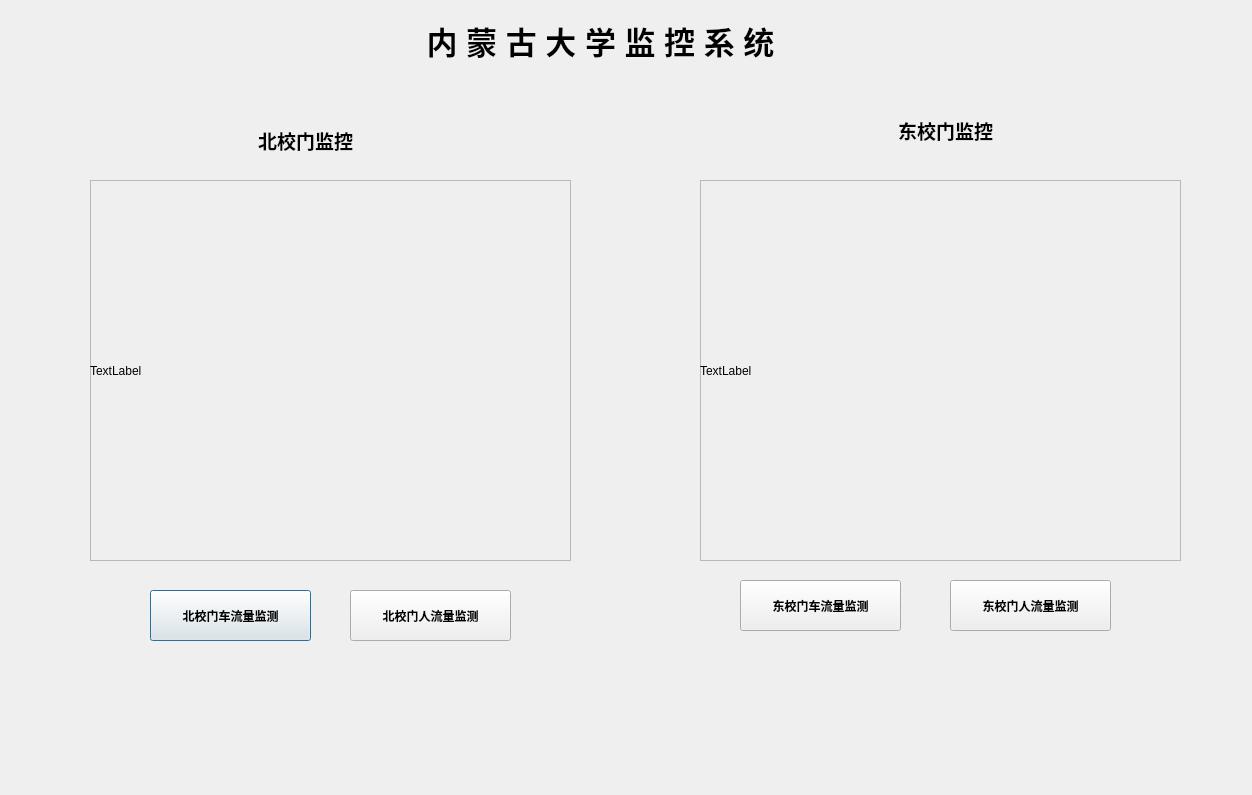
Old version of the form app/mdui.ui in the repository LHR030/monitor.
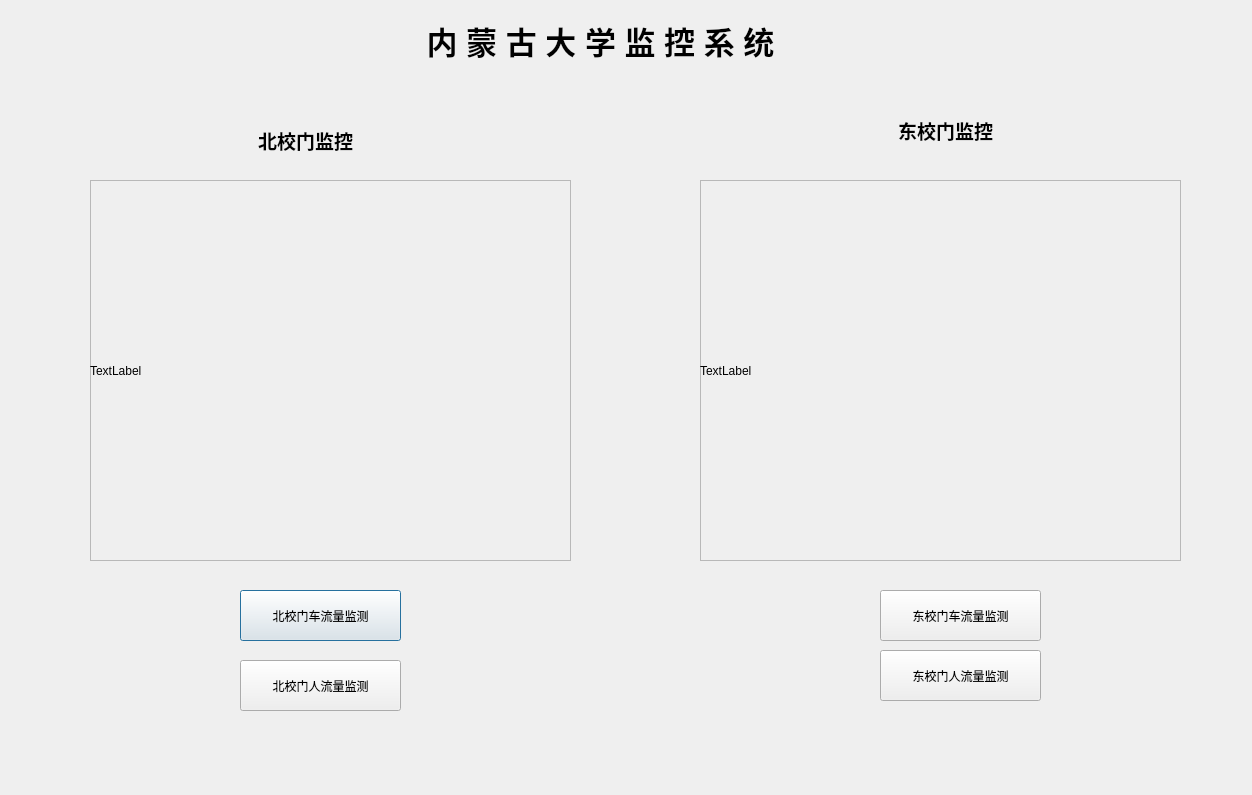
New version of the form.

Diff of the .ui file:
```diff
--- a/app/mdui.ui
+++ b/app/mdui.ui
@@ -100,7 +100,7 @@
   <widget class="QPushButton" name="northcar">
    <property name="geometry">
     <rect>
-     <x>150</x>
+     <x>240</x>
      <y>590</y>
      <width>161</width>
      <height>51</height>
@@ -108,9 +108,11 @@
    </property>
    <property name="font">
     <font>
+     <family>Arial</family>
      <pointsize>9</pointsize>
-     <weight>75</weight>
-     <bold>true</bold>
+     <weight>50</weight>
+     <bold>false</bold>
+     <kerning>false</kerning>
     </font>
    </property>
    <property name="text">
@@ -166,17 +168,18 @@
   <widget class="QPushButton" name="northpeo">
    <property name="geometry">
     <rect>
-     <x>350</x>
-     <y>590</y>
+     <x>240</x>
+     <y>660</y>
      <width>161</width>
      <height>51</height>
     </rect>
    </property>
    <property name="font">
     <font>
+     <family>Arial</family>
      <pointsize>9</pointsize>
-     <weight>75</weight>
-     <bold>true</bold>
+     <weight>50</weight>
+     <bold>false</bold>
     </font>
    </property>
    <property name="text">
@@ -186,8 +189,8 @@
   <widget class="QPushButton" name="eastcar">
    <property name="geometry">
     <rect>
-     <x>740</x>
-     <y>580</y>
+     <x>880</x>
+     <y>590</y>
      <width>161</width>
      <height>51</height>
     </rect>
@@ -195,8 +198,8 @@
    <property name="font">
     <font>
      <pointsize>9</pointsize>
-     <weight>75</weight>
-     <bold>true</bold>
+     <weight>50</weight>
+     <bold>false</bold>
     </font>
    </property>
    <property name="text">
@@ -206,17 +209,18 @@
   <widget class="QPushButton" name="eastpeo">
    <property name="geometry">
     <rect>
-     <x>950</x>
-     <y>580</y>
+     <x>880</x>
+     <y>650</y>
      <width>161</width>
      <height>51</height>
     </rect>
    </property>
    <property name="font">
     <font>
+     <family>Arial</family>
      <pointsize>9</pointsize>
-     <weight>75</weight>
-     <bold>true</bold>
+     <weight>50</weight>
+     <bold>false</bold>
     </font>
    </property>
    <property name="text">
```
